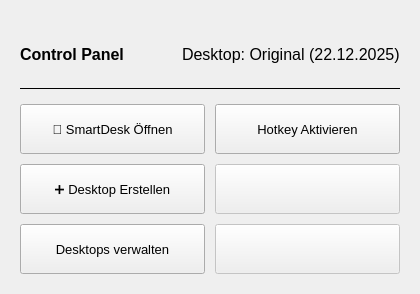
This is src/smartdesk/ui/gui/designer/control_panel.ui in Neongrau23/SmartDesk as Qt 5 draws it before an edit. The edited form follows.
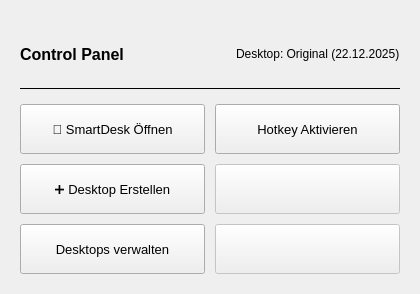
This is the edited form.

Commit message: style(ui): Overview-Design verfeinert, Control Panel optimiert und Einstellungen kompakter gestaltet

The edit to the form file:
```diff
--- a/src/smartdesk/ui/gui/designer/control_panel.ui
+++ b/src/smartdesk/ui/gui/designer/control_panel.ui
@@ -75,12 +75,6 @@
           </item>
           <item>
             <widget class="QLabel" name="label_desktop_name">
-              <property name="font">
-                <font>
-                  <family>Segoe UI</family>
-                  <pointsize>12</pointsize>
-                </font>
-              </property>
               <property name="text">
                 <string>Desktop: Original (22.12.2025)</string>
               </property>
```
The commit also changes 3 other files.
